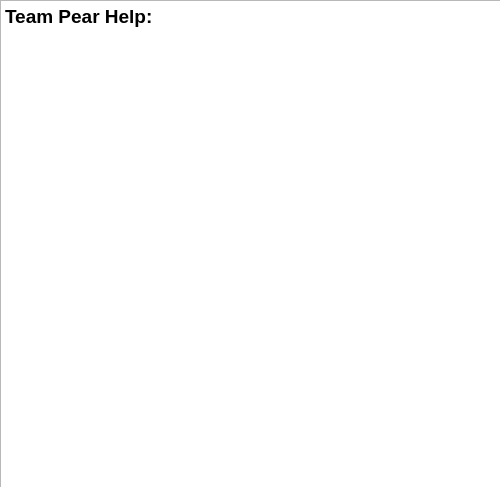
This is src/main/c++/helpdialog.ui in bruxillensis/teampear as Qt 5 draws it before an edit. The edited form follows.
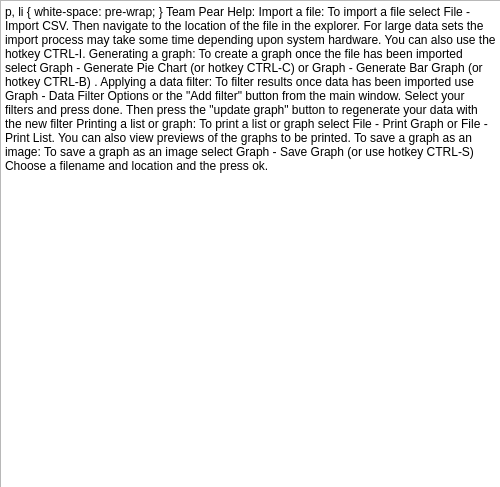
This is the edited form.

What changed in the file:
```diff
--- a/src/main/c++/helpdialog.ui
+++ b/src/main/c++/helpdialog.ui
@@ -32,6 +32,20 @@
 &lt;/style&gt;&lt;/head&gt;&lt;body style=&quot; font-family:'MS Shell Dlg 2'; font-size:8.25pt; font-weight:400; font-style:normal;&quot;&gt;
 &lt;p style=&quot; margin-top:0px; margin-bottom:0px; margin-left:0px; margin-right:0px; -qt-block-indent:0; text-indent:0px;&quot;&gt;&lt;span style=&quot; font-size:14pt; font-weight:600;&quot;&gt;Team Pear Help:&lt;/span&gt;&lt;/p&gt;
 &lt;p style=&quot;-qt-paragraph-type:empty; margin-top:0px; margin-bottom:0px; margin-left:0px; margin-right:0px; -qt-block-indent:0; text-indent:0px; font-size:14pt; font-weight:600;&quot;&gt;&lt;br /&gt;&lt;/p&gt;
+&lt;p style=&quot; margin-top:0px; margin-bottom:0px; margin-left:0px; margin-right:0px; -qt-block-indent:0; text-indent:0px;&quot;&gt;&lt;span style=&quot; font-size:10pt; font-weight:600;&quot;&gt;Import a file:&lt;/span&gt;&lt;/p&gt;
+&lt;p style=&quot; margin-top:0px; margin-bottom:0px; margin-left:0px; margin-right:0px; -qt-block-indent:0; text-indent:0px;&quot;&gt;&lt;span style=&quot; font-size:10pt;&quot;&gt;To import a file select File -&amp;gt; Import CSV. Then navigate to the location of the file in the explorer. For large data sets the import process may take some time depending upon system hardware. You can also use the hotkey CTRL-I. &lt;/span&gt;&lt;/p&gt;
+&lt;p style=&quot;-qt-paragraph-type:empty; margin-top:0px; margin-bottom:0px; margin-left:0px; margin-right:0px; -qt-block-indent:0; text-indent:0px; font-size:10pt;&quot;&gt;&lt;br /&gt;&lt;/p&gt;
+&lt;p style=&quot; margin-top:0px; margin-bottom:0px; margin-left:0px; margin-right:0px; -qt-block-indent:0; text-indent:0px;&quot;&gt;&lt;span style=&quot; font-size:10pt; font-weight:600;&quot;&gt;Generating a graph: &lt;/span&gt;&lt;/p&gt;
+&lt;p style=&quot; margin-top:0px; margin-bottom:0px; margin-left:0px; margin-right:0px; -qt-block-indent:0; text-indent:0px;&quot;&gt;&lt;span style=&quot; font-size:10pt;&quot;&gt;To create a graph once the file has been imported select Graph -&amp;gt; Generate Pie Chart (or hotkey CTRL-C)  or Graph -&amp;gt; Generate Bar Graph (or hotkey CTRL-B) . &lt;/span&gt;&lt;/p&gt;
+&lt;p style=&quot;-qt-paragraph-type:empty; margin-top:0px; margin-bottom:0px; margin-left:0px; margin-right:0px; -qt-block-indent:0; text-indent:0px; font-size:10pt;&quot;&gt;&lt;br /&gt;&lt;/p&gt;
+&lt;p style=&quot; margin-top:0px; margin-bottom:0px; margin-left:0px; margin-right:0px; -qt-block-indent:0; text-indent:0px;&quot;&gt;&lt;span style=&quot; font-size:10pt; font-weight:600;&quot;&gt;Applying a data filter:&lt;/span&gt;&lt;/p&gt;
+&lt;p style=&quot; margin-top:0px; margin-bottom:0px; margin-left:0px; margin-right:0px; -qt-block-indent:0; text-indent:0px;&quot;&gt;&lt;span style=&quot; font-size:10pt;&quot;&gt;To filter results once data has been imported use Graph -&amp;gt; Data Filter Options or the &amp;quot;Add filter&amp;quot; button from the main window. Select your filters and press done. Then press the &amp;quot;update graph&amp;quot; button to regenerate your data with the new filter&lt;/span&gt;&lt;/p&gt;
+&lt;p style=&quot;-qt-paragraph-type:empty; margin-top:0px; margin-bottom:0px; margin-left:0px; margin-right:0px; -qt-block-indent:0; text-indent:0px; font-size:10pt;&quot;&gt;&lt;br /&gt;&lt;/p&gt;
+&lt;p style=&quot; margin-top:0px; margin-bottom:0px; margin-left:0px; margin-right:0px; -qt-block-indent:0; text-indent:0px;&quot;&gt;&lt;span style=&quot; font-size:10pt; font-weight:600;&quot;&gt;Printing a list or graph:&lt;/span&gt;&lt;/p&gt;
+&lt;p style=&quot; margin-top:0px; margin-bottom:0px; margin-left:0px; margin-right:0px; -qt-block-indent:0; text-indent:0px;&quot;&gt;&lt;span style=&quot; font-size:10pt;&quot;&gt;To print a list or graph select File -&amp;gt; Print Graph or File -&amp;gt; Print List. You can also view previews of the graphs to be printed. &lt;/span&gt;&lt;/p&gt;
+&lt;p style=&quot;-qt-paragraph-type:empty; margin-top:0px; margin-bottom:0px; margin-left:0px; margin-right:0px; -qt-block-indent:0; text-indent:0px; font-size:10pt;&quot;&gt;&lt;br /&gt;&lt;/p&gt;
+&lt;p style=&quot; margin-top:0px; margin-bottom:0px; margin-left:0px; margin-right:0px; -qt-block-indent:0; text-indent:0px;&quot;&gt;&lt;span style=&quot; font-size:10pt; font-weight:600;&quot;&gt;To save a graph as an image:&lt;/span&gt;&lt;/p&gt;
+&lt;p style=&quot; margin-top:0px; margin-bottom:0px; margin-left:0px; margin-right:0px; -qt-block-indent:0; text-indent:0px;&quot;&gt;&lt;span style=&quot; font-size:10pt;&quot;&gt;To save a graph as an image select Graph -&amp;gt; Save Graph (or use hotkey CTRL-S) Choose a filename and location and the press ok. &lt;/span&gt;&lt;/p&gt;
 &lt;p style=&quot;-qt-paragraph-type:empty; margin-top:0px; margin-bottom:0px; margin-left:0px; margin-right:0px; -qt-block-indent:0; text-indent:0px; font-size:14pt; font-weight:600;&quot;&gt;&lt;br /&gt;&lt;/p&gt;
 &lt;p style=&quot;-qt-paragraph-type:empty; margin-top:0px; margin-bottom:0px; margin-left:0px; margin-right:0px; -qt-block-indent:0; text-indent:0px; font-size:14pt; font-weight:600;&quot;&gt;&lt;br /&gt;&lt;/p&gt;&lt;/body&gt;&lt;/html&gt;</string>
    </property>
```
